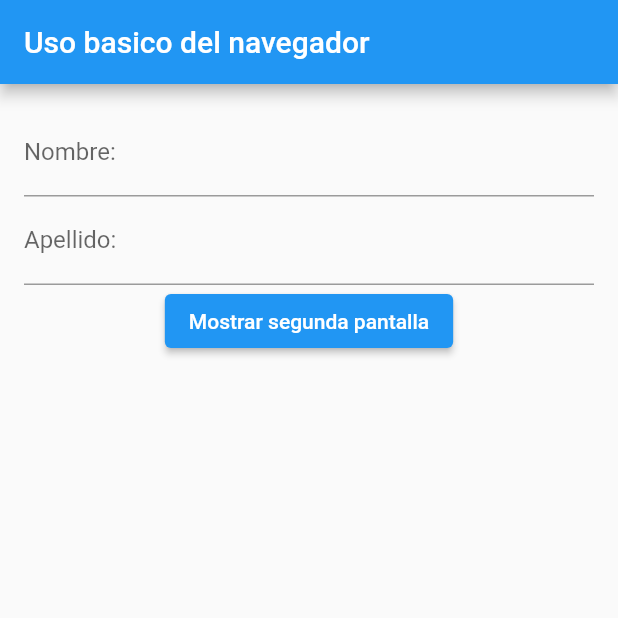
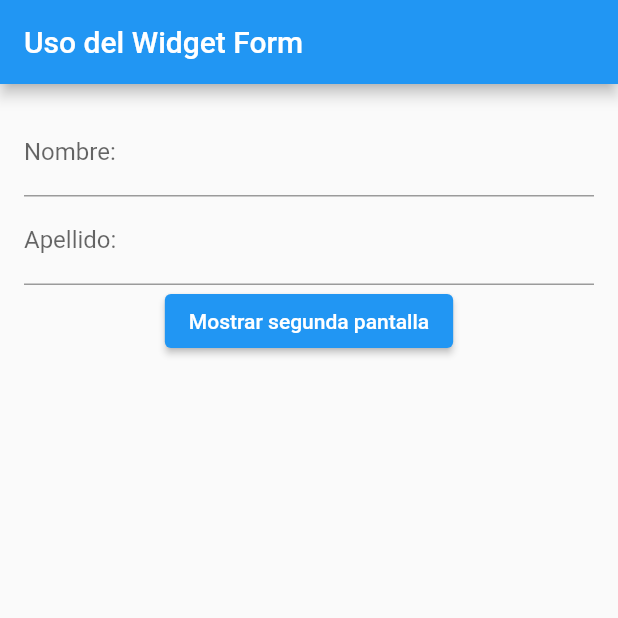
Before and after one commit to soyyjorgito/flutterapp, a Flutter app: the screen it shows after launch, on a phone screen of 412 x 824 dp, the top half of it. Run offline on Flutter 3.47's test engine with Material 2 defaults, Android fonts, the phone set to English and light mode, and no system bars.

Commit message:
Widget Form

```diff
--- a/lib/pages/my_home_page.dart
+++ b/lib/pages/my_home_page.dart
@@ -9,57 +9,85 @@ class MyHomePage extends StatefulWidget {
 }
 
 class _MyHomePageState extends State<MyHomePage> {
-  late TextEditingController nameTextController;
-  late TextEditingController lastNameTextController;
+  late String nameValue;
+  late String lastNameValue;
+
+  final nameController = TextEditingController();
+  final lastNameController = TextEditingController();
+
+  final formKey = GlobalKey<FormState>();
 
   @override
   Widget build(BuildContext context) {
     return Scaffold(
       appBar: AppBar(
-        title: Text('Uso basico del navegador'),
+        title: const Text('Uso del Widget Form'),
       ),
       body: Padding(
           padding: const EdgeInsets.all(16.0),
+          child: Form(
+            key: formKey,
             child: Column(
               children: <Widget>[
-            TextField(
-              decoration: InputDecoration(labelText: "Nombre:",),
-              controller: nameTextController,
+                TextFormField(
+                  controller: nameController,
+                  decoration: const InputDecoration(
+                    labelText: "Nombre:",
                   ),
-            TextField(
-              decoration: InputDecoration(labelText: "Apellido:",),
-              controller: lastNameTextController,
+                  onSaved: (value) {
+                    nameValue = value!;
+                  },
+                  validator: (value) {
+                    if (value!.isEmpty) {
+                      return "Llene este campo";
+                    }
+                  },
+                ),
+                TextFormField(
+                  controller: lastNameController,
+                  decoration: const InputDecoration(
+                    labelText: "Apellido:",
+                  ),
+                  onSaved: (value) {
+                    lastNameValue = value!;
+                  },
+                  validator: (value) {
+                    if (value!.isEmpty) {
+                      return "Llene este campo";
+                    }
+                  },
                 ),
                 ElevatedButton(
-              child: Text('Mostrar segunda pantalla'),
+                  child: const Text('Mostrar segunda pantalla'),
                   onPressed: () {
                     _showSecondPage(context);
                   },
                 ),
+                const SizedBox(height: 400, width: 200),
               ],
             ),
-      ),
+          )),
     );
   }
 
   void _showSecondPage(BuildContext context) {
+    if (formKey.currentState!.validate()) {
+      formKey.currentState!.save();
+    }
     Navigator.of(context).pushNamed("/second",
-        arguments: SecondPageArguments(name: nameTextController.text, lastName: lastNameTextController.text));
+        arguments:
+            SecondPageArguments(name: nameValue, lastName: lastNameValue));
   }
 
   @override
   void initState() {
-    // TODO: implement initState
     super.initState();
-    nameTextController = TextEditingController();
-    lastNameTextController = TextEditingController();
   }
 
   @override
   void dispose() {
-    // TODO: implement dispose
     super.dispose();
-    nameTextController.dispose();
-    lastNameTextController.dispose();
+    nameController.dispose();
+    lastNameController.dispose();
   }
 }
```
Lines whose indentation alone changed are shown as unchanged.
